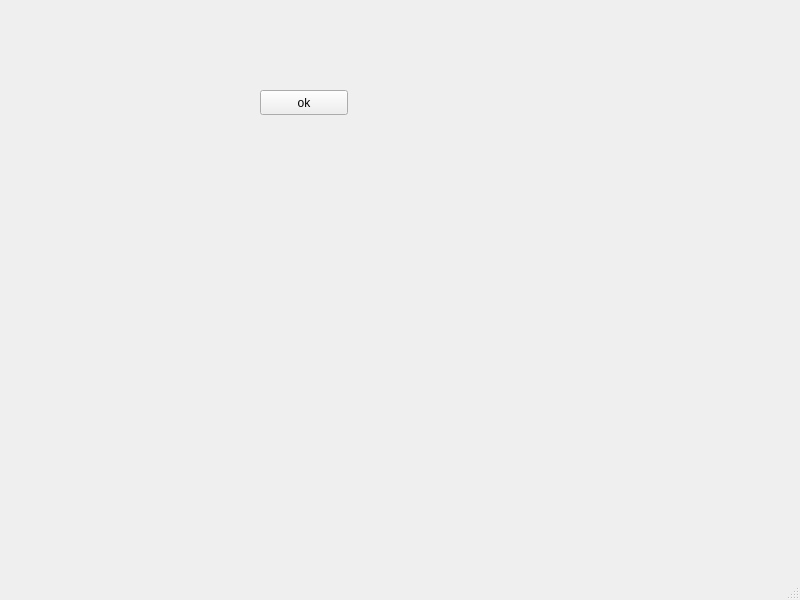
Qt form server/mainwindow.ui (Datos-II-CE2103/Proyecto_1) before a commit.
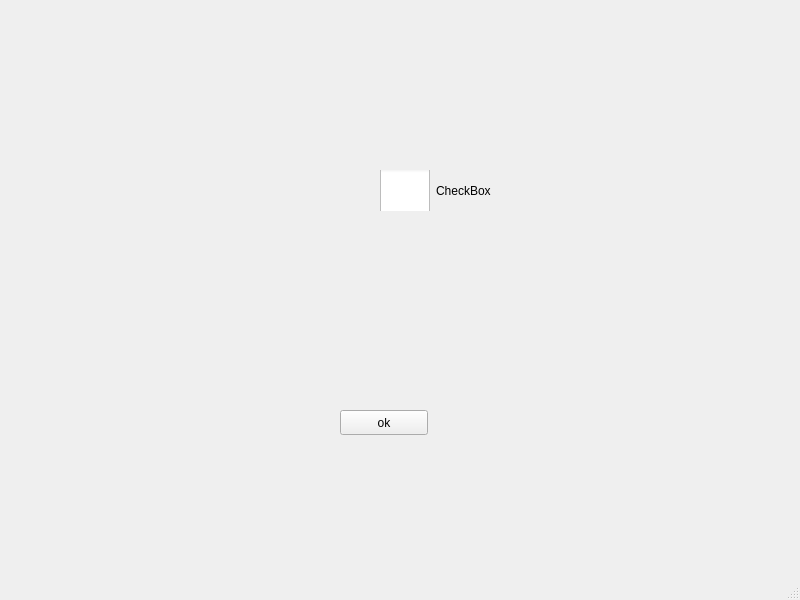
The same form after that commit. Icons and pictures are not drawn.

Commit message: Toggle Button Idea

Patch:
```diff
--- a/server/mainwindow.ui
+++ b/server/mainwindow.ui
@@ -17,8 +17,8 @@
    <widget class="QPushButton" name="bottonparapulsar">
     <property name="geometry">
      <rect>
-      <x>260</x>
-      <y>90</y>
+      <x>340</x>
+      <y>410</y>
       <width>88</width>
       <height>25</height>
      </rect>
@@ -33,6 +33,33 @@
      <bool>false</bool>
     </property>
    </widget>
+   <widget class="QCheckBox" name="checkBox">
+    <property name="geometry">
+     <rect>
+      <x>380</x>
+      <y>170</y>
+      <width>121</width>
+      <height>41</height>
+     </rect>
+    </property>
+    <property name="styleSheet">
+     <string notr="true">QCheckBox::indicator{
+	width: 50px;
+	height: 50px;
+}
+
+QCheckBox::indicator:checked{
+	image: url(&quot;/home/jose_barquero/Proyecto_1/server/Assets/toggleON.png&quot;);
+}
+
+QCheckBox::indicator:unchecked{
+	image: url(&quot;/home/jose_barquero/Proyecto_1/server/Assets/toggleOFF.png&quot;);
+}</string>
+    </property>
+    <property name="text">
+     <string>CheckBox</string>
+    </property>
+   </widget>
   </widget>
   <widget class="QMenuBar" name="menubar">
    <property name="geometry">
```
